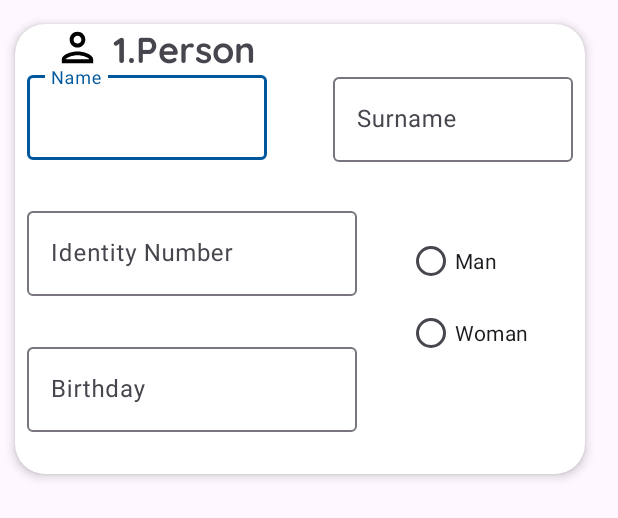
After one commit to SerhanBaymaz/Flight-Club, an Android app: the layout passenger_infoinput_carditem.xml on its own in the app's theme, with its tools: preview values and no code run, on a phone screen of 412 x 824 dp. The commit adds this screen. Shown: the top 518 px of the screen. Run offline under Robolectric (Android 15) with nearby library versions, the phone set to English and light mode, and no system bars.

Commit message:
Passenger infoinput card item created.

```diff
--- /dev/null
+++ b/app/src/main/res/layout/passenger_infoinput_carditem.xml
@@ -0,0 +1,134 @@
+<?xml version="1.0" encoding="utf-8"?>
+<androidx.cardview.widget.CardView xmlns:android="http://schemas.android.com/apk/res/android"
+    xmlns:app="http://schemas.android.com/apk/res-auto"
+    xmlns:tools="http://schemas.android.com/tools"
+    android:layout_width="380dp"
+    android:layout_height="300dp"
+    android:layout_marginHorizontal="10dp"
+    android:layout_marginVertical="16dp"
+    android:background="@color/main_background"
+    app:cardCornerRadius="20dp"
+    app:cardElevation="4dp"
+    tools:ignore="TextSizeCheck">
+
+    <androidx.constraintlayout.widget.ConstraintLayout
+        android:layout_width="match_parent"
+        android:layout_height="match_parent">
+
+
+        <ImageView
+            android:id="@+id/imageView_personicon"
+            android:layout_width="35dp"
+            android:layout_height="31dp"
+            android:layout_marginStart="24dp"
+            app:layout_constraintBottom_toBottomOf="@+id/textView_header_person"
+            app:layout_constraintStart_toStartOf="parent"
+            app:layout_constraintTop_toTopOf="@+id/textView_header_person"
+            app:srcCompat="@drawable/ic_profile"
+            tools:ignore="ContentDescription" />
+
+        <TextView
+            android:id="@+id/textView_header_person"
+            android:layout_width="wrap_content"
+            android:layout_height="wrap_content"
+            android:layout_marginStart="6dp"
+            android:fontFamily="@font/quicksand_bold"
+            android:text="@string/_1_person"
+            android:textSize="24sp"
+            app:layout_constraintBottom_toTopOf="@+id/textInputLayout4"
+            app:layout_constraintStart_toEndOf="@+id/imageView_personicon"
+            app:layout_constraintTop_toTopOf="parent" />
+
+
+        <com.google.android.material.textfield.TextInputLayout
+            android:id="@+id/textInputLayout4"
+            android:layout_width="160dp"
+            android:layout_height="wrap_content"
+            android:layout_marginStart="8dp"
+            app:layout_constraintBottom_toTopOf="@+id/textInputLayout5"
+            app:layout_constraintStart_toStartOf="parent"
+            app:layout_constraintTop_toTopOf="parent"
+            app:layout_constraintVertical_bias="0.50">
+
+            <com.google.android.material.textfield.TextInputEditText
+                android:id="@+id/text_name_inputdata"
+                android:layout_width="match_parent"
+                android:layout_height="wrap_content"
+                android:hint="@string/name" />
+
+        </com.google.android.material.textfield.TextInputLayout>
+
+        <com.google.android.material.textfield.TextInputLayout
+            android:id="@+id/textInputLayout7"
+            android:layout_width="160dp"
+            android:layout_height="wrap_content"
+            android:layout_marginEnd="8dp"
+            app:layout_constraintBottom_toBottomOf="@+id/textInputLayout4"
+            app:layout_constraintEnd_toEndOf="parent"
+            app:layout_constraintTop_toBottomOf="@+id/textView_header_person">
+
+            <com.google.android.material.textfield.TextInputEditText
+                android:id="@+id/text_surname_inputdata"
+                android:layout_width="match_parent"
+                android:layout_height="wrap_content"
+                android:hint="@string/surname" />
+        </com.google.android.material.textfield.TextInputLayout>
+
+        <com.google.android.material.textfield.TextInputLayout
+            android:id="@+id/textInputLayout5"
+            android:layout_width="220dp"
+            android:layout_height="wrap_content"
+            android:layout_marginStart="8dp"
+            app:layout_constraintBottom_toBottomOf="parent"
+            app:layout_constraintStart_toStartOf="parent"
+            app:layout_constraintTop_toTopOf="parent">
+
+            <com.google.android.material.textfield.TextInputEditText
+                android:id="@+id/text_idno_inputdata"
+                android:layout_width="match_parent"
+                android:layout_height="wrap_content"
+                android:hint="@string/identity_number" />
+        </com.google.android.material.textfield.TextInputLayout>
+
+        <com.google.android.material.textfield.TextInputLayout
+            android:id="@+id/textInputLayout8"
+            android:layout_width="220dp"
+            android:layout_height="wrap_content"
+            android:layout_marginStart="8dp"
+            app:layout_constraintBottom_toBottomOf="parent"
+            app:layout_constraintStart_toStartOf="parent"
+            app:layout_constraintTop_toBottomOf="@+id/textInputLayout5">
+
+            <com.google.android.material.textfield.TextInputEditText
+                android:id="@+id/text_birthday_inputdata"
+                android:layout_width="match_parent"
+                android:layout_height="wrap_content"
+                android:hint="@string/birthday" />
+        </com.google.android.material.textfield.TextInputLayout>
+
+        <RadioGroup
+            android:id="@+id/radioGroup"
+            android:layout_width="wrap_content"
+            android:layout_height="wrap_content"
+            android:layout_marginEnd="4dp"
+            app:layout_constraintBottom_toBottomOf="@+id/textInputLayout8"
+            app:layout_constraintEnd_toEndOf="parent"
+            app:layout_constraintStart_toEndOf="@+id/textInputLayout5"
+            app:layout_constraintTop_toBottomOf="@+id/textInputLayout7">
+
+            <RadioButton
+                android:id="@+id/radioButton_man"
+                android:layout_width="wrap_content"
+                android:layout_height="wrap_content"
+                android:text="@string/man" />
+
+            <RadioButton
+                android:id="@+id/radioButton_woman"
+                android:layout_width="wrap_content"
+                android:layout_height="wrap_content"
+                android:text="@string/woman" />
+        </RadioGroup>
+
+
+    </androidx.constraintlayout.widget.ConstraintLayout>
+</androidx.cardview.widget.CardView>
--- a/app/src/main/res/values/strings.xml
+++ b/app/src/main/res/values/strings.xml
@@ -118,6 +118,9 @@
     <string name="serhan">SERHAN</string>
     <string name="baymaz">BAYMAZ</string>
     <string name="_12345678912">12345678912</string>
+    <string name="birthday">Birthday</string>
+    <string name="man">Man</string>
+    <string name="woman">Woman</string>
 
 
 </resources>
```
